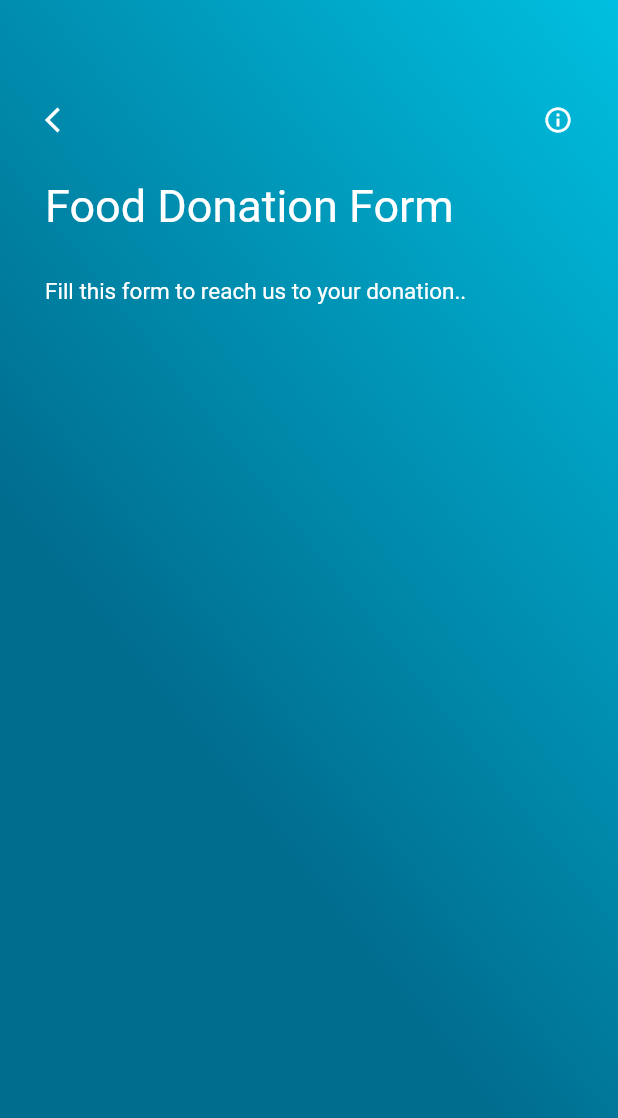
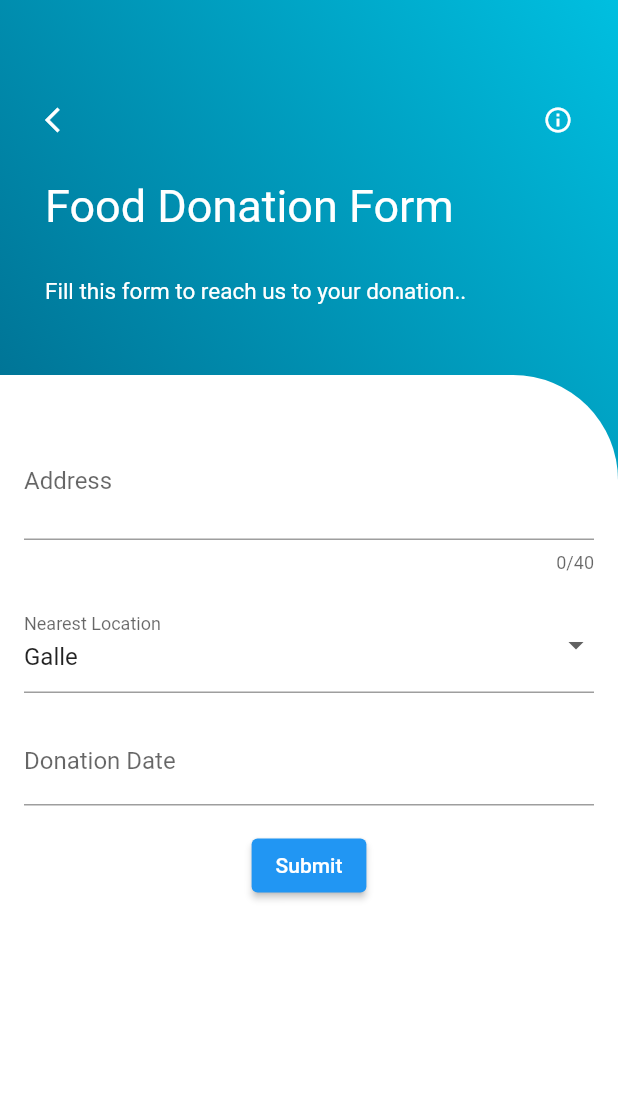
Before and after one commit to Shalinda99/FoodBank-Mobile, a Flutter app: the screen it shows after launch, on a phone screen of 412 x 824 dp. Shown: the top 1118 px of the screen. Run offline on Flutter 3.47's test engine with Material 2 defaults, Android fonts, the phone set to English and light mode, and no system bars.

Commit message:
donation form

```diff
--- a/lib/fooddonationForm.dart
+++ b/lib/fooddonationForm.dart
@@ -1,17 +1,111 @@
 import 'package:flutter/cupertino.dart';
 import 'package:flutter/material.dart';
+import 'package:intl/intl.dart'; // for the date format
 import 'colors.dart' as colors;
 
-
 class FoodDonationForm extends StatefulWidget {
-  const FoodDonationForm({super.key});
+  const FoodDonationForm({Key? key}) : super(key: key);
 
   @override
   State<FoodDonationForm> createState() => _FoodDonationFormState();
 }
 
+
 class _FoodDonationFormState extends State<FoodDonationForm> {
+  final _formKey = GlobalKey<FormState>();
+
+  final List<String> locations = ['Galle', 'Matara', 'Ambalangod'];
+  String selectedLocation = 'Galle';
+
+  TextEditingController _dateController = TextEditingController();
+  DateTime? _selectedDate; //null
+
+
+
+
+  Widget _buildAddressField() {
+    return TextFormField(
+      maxLength: 40,
+      decoration: const InputDecoration(
+        labelText: 'Address',
+      ),
+      maxLines: 2,
+      validator: (value) {
+        // the input value is automatically taken
+        if (value == null || value.isEmpty) {
+          return 'Please enter your address';
+        }
+        return null;
+      },
+    );
+  }
+
+  Widget _buildLocation() {
+    return DropdownButtonFormField<String>(
+      decoration: const InputDecoration(
+        labelText: 'Nearest Location',
+      ),
+      value: selectedLocation,
+      onChanged: (String? newValue) {
+        setState(() {
+          selectedLocation = newValue!;
+        });
+      },
+      items: locations.map((String location) {
+        return DropdownMenuItem<String>(
+          value: location,
+          child: Text(location),
+        );
+      }).toList(),
+      validator: (value) {
+        if (value == null || value.isEmpty) {
+          return 'Please choose a location';
+        }
+        return null;
+      },
+    );
+  }
+
+  Widget _buildDonationDate() {
+    return TextFormField(
+      decoration: const InputDecoration(
+        labelText: 'Donation Date',
+      ),
+      validator: (value) {
+        if (value == null || value.isEmpty) {
+          return 'Please enter a date';
+        }
+        return null;
+      },
+      onTap: () async {
+        // Show the date picker and get the selected date
+        final selectedDate = await showDatePicker(
+          context: context,
+          initialDate: DateTime.now(),
+          firstDate: DateTime.now(),
+          lastDate: DateTime(2100),
+        );
+        // If a date was selected, update the text field
+        if (selectedDate != null) {
+          setState(() {
+            _selectedDate = selectedDate;
+            _dateController.text =
+                DateFormat('yyyy-MM-dd').format(_selectedDate!);
+          });
+        }
+      },
+      controller: _dateController,
+      readOnly: true,
+    );
+  }
+
+
   @override
+  void dispose() {
+    _dateController.dispose();
+    super.dispose();
+  } // optional used for date field
+
   Widget build(BuildContext context) {
     return Scaffold(
       body: Container(
@@ -23,30 +117,35 @@ class _FoodDonationFormState extends State<FoodDonationForm> {
             ],
             begin: FractionalOffset(0.0, 0.4),
             end: Alignment.topRight,
-          )
+          ),
         ),
         child: Column(
           children: [
             Container(
-              padding: const EdgeInsets.only(top: 70,left: 30,right: 30),
-              width: MediaQuery.of(context).size.width, // acc to device size
+              padding: const EdgeInsets.only(top: 70, left: 30, right: 30),
+              width: MediaQuery.of(context).size.width,
               height: 250,
               child: Column(
                 crossAxisAlignment: CrossAxisAlignment.start,
                 children: [
                   Row(
                     children: [
-                      const Icon(Icons.arrow_back_ios,size: 20,
-                      color: colors.ColorPalette.background,),
-
-                      Expanded(child:Container()),
-
-                       const Icon(Icons.info_outline,size:20,
-                      color: colors.ColorPalette.background,),
-
+                      const Icon(
+                        Icons.arrow_back_ios,
+                        size: 20,
+                        color: colors.ColorPalette.background,
+                      ),
+                      Expanded(child: Container()),
+                      const Icon(
+                        Icons.info_outline,
+                        size: 20,
+                        color: colors.ColorPalette.background,
+                      ),
                     ],
                   ),
-                  const SizedBox(height: 30,),
+                  const SizedBox(
+                    height: 30,
+                  ),
                   const Text(
                     "Food Donation Form",
                     style: TextStyle(
@@ -54,7 +153,9 @@ class _FoodDonationFormState extends State<FoodDonationForm> {
                       color: colors.ColorPalette.background,
                     ),
                   ),
-                  const SizedBox(height: 30,),
+                  const SizedBox(
+                    height: 30,
+                  ),
                   const Text(
                     "Fill this form to reach us to your donation..",
                     style: TextStyle(
@@ -65,26 +166,56 @@ class _FoodDonationFormState extends State<FoodDonationForm> {
                 ],
               ),
             ),
-
-            Expanded(child:Container(  // white bg content
-              decoration:const BoxDecoration(
-                  color:colors.ColorPalette.background,
+            Expanded(
+              child: Container(
+                decoration: const BoxDecoration(
+                  color: colors.ColorPalette.background,
                   borderRadius: BorderRadius.only(
-                    topRight: Radius.circular(70)
-                  )
+                    topRight: Radius.circular(70),
                   ),
+                ),
+                child: Padding(
+                  padding: const EdgeInsets.all(16.0),
+                  child: Form(
+                    key: _formKey,
                     child: Column(
                       children: [
-                  const SizedBox(height: 30,),
+                        const SizedBox(
+                          height: 16.0,
+                        ),
+                        //input fields
+
+                        _buildAddressField(),
+                        const SizedBox(
+                          height: 16.0,
+                        ),
+                        _buildLocation(),
+                        const SizedBox(
+                          height: 16.0,
+                        ),
+                        _buildDonationDate(),
+                        const SizedBox(
+                          height: 16.0,
+                        ),
 
 
-
-                ]),
-
-            ))
+                        ElevatedButton(
+                          onPressed: () {
+                            if (_formKey.currentState!.validate()) {
+                              // Process the form data
+                              // print valid form
+                            }
+                          },
+                          child: const Text('Submit'),
+                        ),
                       ],
                     ),
-
+                  ),
+                ),
+              ),
+            )
+          ],
+        ),
       ),
     );
   }
```
Lines whose indentation alone changed are shown as unchanged.
